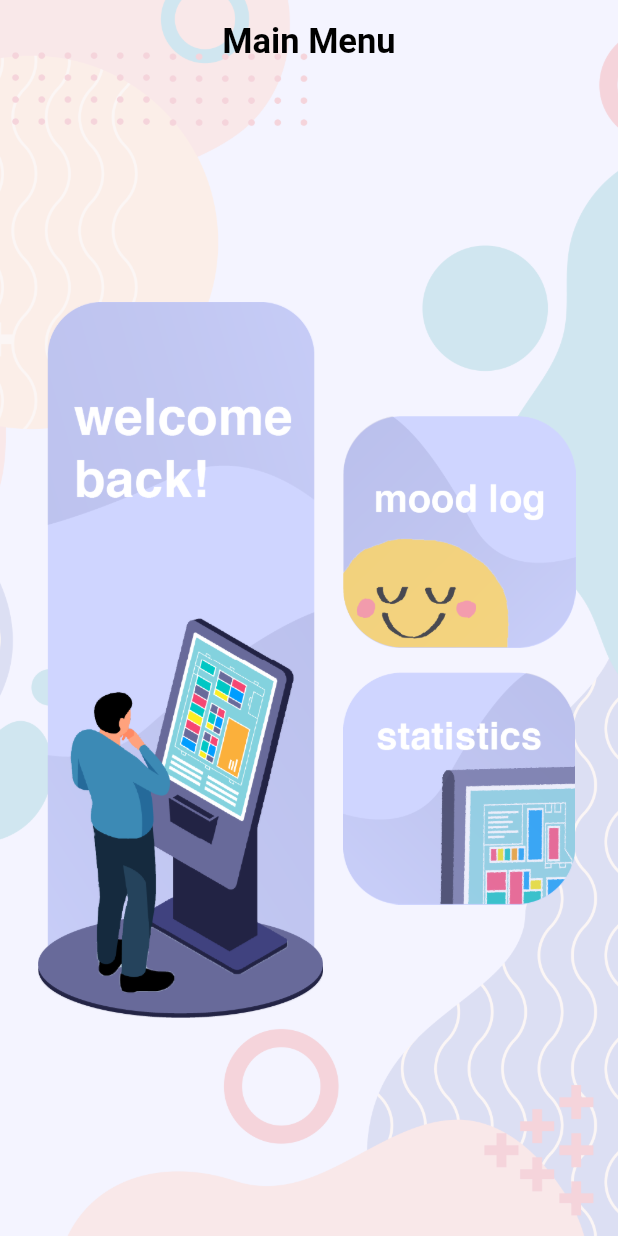
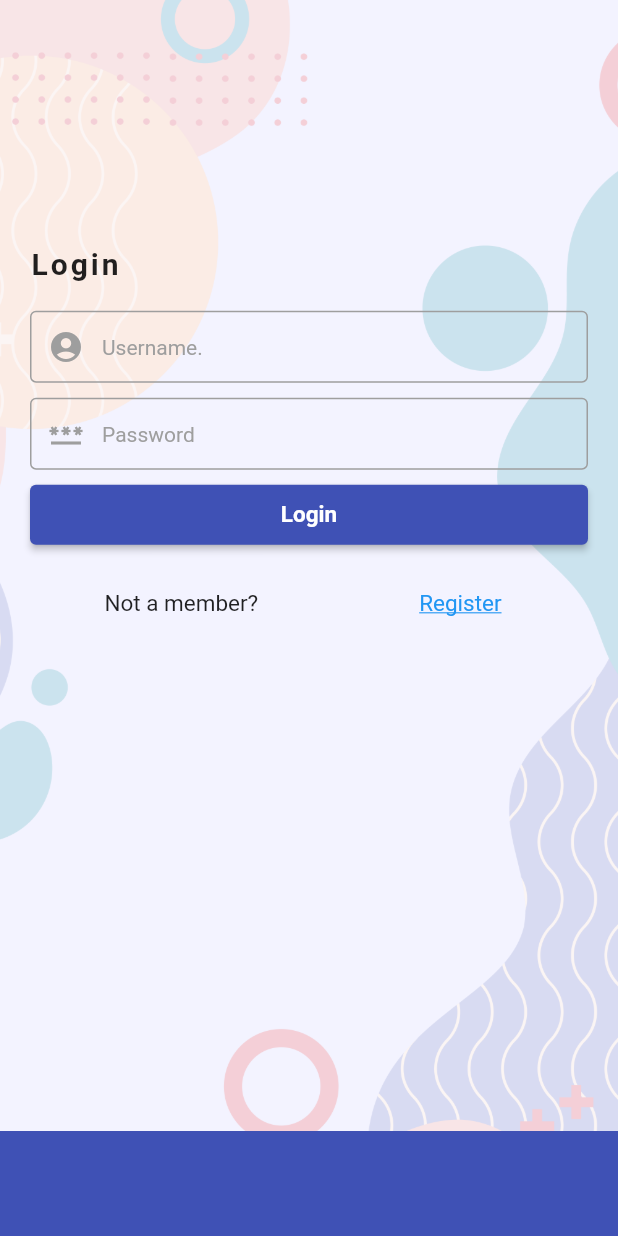
Before and after one commit to Amirularif/HealthApp, a Flutter app: the screen it shows after launch, on a phone screen of 412 x 824 dp. Run offline on Flutter 3.47's test engine with Material 2 defaults, Android fonts, the phone set to English and light mode, and no system bars; our stand-ins replace syncfusion_flutter_charts, table_calendar.

Commit message:
Health App

```diff
--- /dev/null
+++ b/lib/Dashboard.dart
@@ -0,0 +1,75 @@
+import 'package:flutter/cupertino.dart';
+import 'package:healthapp/calendar.dart';
+import 'package:flutter/material.dart';
+import 'package:healthapp/graph.dart';
+import 'package:healthapp/profile.dart';
+
+class DashboardPage extends StatelessWidget{
+  const DashboardPage({Key? key}) : super(key: key);
+
+  @override
+  Widget build(BuildContext context) {
+    return Container(
+      decoration: const BoxDecoration(
+        image: DecorationImage(
+          image: AssetImage('assets/bg.png'),
+          fit: BoxFit.cover,
+        ),
+      ),
+      child : Scaffold(
+        appBar: AppBar(
+          backgroundColor: Colors.transparent,
+          elevation: 0,
+          title: const Text('Main Menu'),
+          titleTextStyle: TextStyle(
+              color: Colors.black,
+              fontSize: 23.0,
+              fontWeight: FontWeight.bold),
+          centerTitle: true,
+        ),
+        body: Padding(
+          padding: const EdgeInsets.all(20),
+          child: Row(
+            mainAxisAlignment: MainAxisAlignment.spaceEvenly,
+            children: [
+              IconButton(icon :Image.asset('assets/with welcome.png'),
+                padding: EdgeInsets.all(5),
+                constraints: BoxConstraints.expand(width: 200, height: 600),
+                onPressed: (){
+                  Navigator.push(
+                    context,
+                    MaterialPageRoute(builder: (context) => profilePage()),
+                  );
+                },
+              ),
+              Column(
+                mainAxisAlignment: MainAxisAlignment.center,
+                crossAxisAlignment: CrossAxisAlignment.end,
+                children: [
+                  IconButton(icon: Image.asset('assets/top widget.png'),
+                    iconSize: 155,
+                    onPressed: (){
+                      Navigator.push(
+                        context,
+                        MaterialPageRoute(builder: (context) => Calendar()),
+                      );
+                    },
+                  ),
+                  IconButton(icon: Image.asset('assets/bottom widget.png'),
+                    iconSize: 155,
+                    onPressed: (){
+                      Navigator.push(
+                        context,
+                        MaterialPageRoute(builder: (context) => graphPage()),
+                      );
+                    },
+                  ),
+                ],
+              ),
+            ],
+          ),
+        ),
+      ),
+    );
+  }
+}
--- /dev/null
+++ b/lib/Login.dart
@@ -0,0 +1,201 @@
+import 'package:flutter/material.dart';
+
+class LoginPage extends StatefulWidget {
+  const LoginPage({Key? key}) : super(key: key);
+
+  @override
+  State<LoginPage> createState() => _LoginPageState();
+}
+
+class _LoginPageState extends State<LoginPage> {
+  String userId = '';
+  String userPassword = '';
+  final _formKey = GlobalKey<FormState>();
+
+  void _tryValidation(BuildContext context) {
+    final isValid = _formKey.currentState!.validate();
+    if (isValid) {
+      _formKey.currentState!.save();
+    }
+    if (userId == 'test' && userPassword == 'test') {
+      Navigator.pushNamed(context, '/dashboard');
+    }
+  }
+
+  @override
+  Widget build(BuildContext context) {
+    return GestureDetector(
+      onTap: () {
+        FocusScope.of(context).unfocus();
+      },
+      child: Scaffold(
+        resizeToAvoidBottomInset: false, // make sure no overflow when keyboard appears
+        body: Stack(children: [
+          Positioned(
+            top: 0,
+            child: Container(
+              decoration: const BoxDecoration(
+                image: DecorationImage(
+                image: AssetImage('assets/bg.png'),
+                fit: BoxFit.cover,
+                ),
+              ),
+              padding: EdgeInsets.all(20.0),
+              margin: EdgeInsets.symmetric(horizontal: 0.0),
+              height: MediaQuery.of(context).size.height,
+              width: MediaQuery.of(context).size.width,
+              child: SingleChildScrollView(
+                //padding: EdgeInsets.only(top: MediaQuery.of(context).size.height / 2 - 230),
+                child: Center(
+                  heightFactor: 2.1,
+                  child: Column(
+                    crossAxisAlignment: CrossAxisAlignment.start,
+                    children: [
+                      Text(
+                        'Login',
+                        style: TextStyle(
+                          fontSize: 20.0,
+                          fontWeight: FontWeight.bold,
+                          letterSpacing: 2.0,
+                        ),
+                      ),
+                      Container(
+                        margin: EdgeInsets.only(top: 20),
+                        child: Form(
+                          key: _formKey,
+                          child: Column(
+                            children: [
+                              TextFormField(
+                                key: ValueKey(1),
+                                validator: (value) {
+                                  if (value!.isEmpty || value.length < 4) {
+                                    return 'Input your Username';
+                                  }
+                                  return null;
+                                },
+                                onSaved: (value) {
+                                  userId = value!;
+                                },
+                                onChanged: (value) {
+                                  userId = value;
+                                },
+                                decoration: InputDecoration(
+                                  prefixIcon: Icon(
+                                    Icons.account_circle,
+                                    color: Colors.grey,
+                                  ),
+                                  enabledBorder: OutlineInputBorder(
+                                    borderSide: BorderSide(
+                                      color: Colors.grey,
+                                    ),
+                                  ),
+                                  hintText: 'Username.',
+                                  hintStyle:
+                                  TextStyle(fontSize: 14, color: Colors.grey),
+                                  contentPadding: EdgeInsets.all(10.0),
+                                ),
+                              ),
+                              SizedBox(
+                                height: 10,
+                              ),
+                              TextFormField(
+                                obscureText: true,
+                                key: ValueKey(2),
+                                validator: (value) {
+                                  if (value!.isEmpty || value.length < 4) {
+                                    return 'Input your password';
+                                  }
+                                  return null;
+                                },
+                                onSaved: (value) {
+                                  userPassword = value!;
+                                },
+                                onChanged: (value) {
+                                  userPassword = value;
+                                },
+                                decoration: InputDecoration(
+                                  prefixIcon: Icon(
+                                    Icons.password,
+                                    color: Colors.grey,
+                                  ),
+                                  enabledBorder: OutlineInputBorder(
+                                    borderSide: BorderSide(
+                                      color: Colors.grey,
+                                    ),
+                                  ),
+                                  hintText: 'Password',
+                                  hintStyle:
+                                  TextStyle(fontSize: 14, color: Colors.grey),
+                                  contentPadding: EdgeInsets.all(10.0),
+                                ),
+                              ),
+                            ],
+                          ),
+                        ),
+                      ),
+                      SizedBox(
+                        height: 10,
+                      ),
+                      SizedBox(
+                        width: MediaQuery.of(context).size.width - 40,
+                        height: 40,
+                        child: ElevatedButton(
+                          onPressed: () {
+                            _tryValidation(context);
+                          },
+                          style: ElevatedButton.styleFrom(
+                            primary: Colors.indigo, // Background color
+                          ),
+                          child: Text(
+                            'Login',
+                            style: TextStyle(
+                                fontSize: 15.0,
+                                color: Colors.white,
+                                fontWeight: FontWeight.bold),
+                          ),
+                        ),
+                      ),
+                      SizedBox(
+                        height: 15,
+                      ),
+                      Row(
+                        mainAxisAlignment: MainAxisAlignment.spaceAround,
+                        children: [
+                          Text(
+                            'Not a member?',
+                            style: TextStyle(fontSize: 15),
+                          ),
+                          TextButton(
+                            style: TextButton.styleFrom(
+                              textStyle: TextStyle(
+                                  fontSize: 15,
+                                  decoration: TextDecoration.underline),
+                            ),
+                            onPressed: () {
+                              Navigator.pushNamed(context, '/register');
+                            },
+                            child: Text('Register'),
+                          ),
+                        ],
+                      )
+                    ],
+                  ),
+                ),
+              ),
+            ),
+          ),
+          Positioned(
+            bottom: 0,
+            child: Container(
+              width: MediaQuery.of(context).size.width,
+              height: 70,
+              decoration: BoxDecoration(
+                color: Colors.indigo,
+              ),
+            ),
+          ),
+        ]),
+      ),
+    );
+  }
+}
--- a/lib/main.dart
+++ b/lib/main.dart
@@ -1,4 +1,6 @@
 import 'package:flutter/cupertino.dart';
+import 'package:healthapp/Dashboard.dart';
+import 'package:healthapp/Login.dart';
 import 'package:healthapp/calendar.dart';
 import 'package:flutter/material.dart';
 import 'package:healthapp/graph.dart';
@@ -14,81 +16,15 @@ class MyApp extends StatelessWidget {
   Widget build(BuildContext context) {
     return MaterialApp(
       debugShowCheckedModeBanner: false,
+      initialRoute: '/',
+      routes: {
+        '/' :(context) => LoginPage(),
+        '/dashboard' :(context) =>DashboardPage(),
+      },
       theme: ThemeData(
         primaryColor: Colors.white10,
       scaffoldBackgroundColor: Colors.white10),
       title: "Mood Diary",
-      home: MainPage(),
     );
   }
 }
-
-class MainPage extends StatelessWidget{
-  const MainPage({Key? key}) : super(key: key);
-
-  @override
-  Widget build(BuildContext context) {
-    return Container(
-        decoration: const BoxDecoration(
-          image: DecorationImage(
-            image: AssetImage('assets/bg.png'),
-            fit: BoxFit.cover,
-          ),
-        ),
-      child : Scaffold(
-          appBar: AppBar(
-            backgroundColor: Colors.transparent,
-            elevation: 0,
-            title: const Text('Main Menu'),
-              titleTextStyle: TextStyle(
-              color: Colors.black,
-              fontSize: 23.0,
-              fontWeight: FontWeight.bold),
-              centerTitle: true,
-          ),
-        body: Padding(
-          padding: const EdgeInsets.all(20),
-          child: Row(
-            mainAxisAlignment: MainAxisAlignment.spaceEvenly,
-            children: [
-              IconButton(icon :Image.asset('assets/with welcome.png'),
-                padding: EdgeInsets.all(5),
-                constraints: BoxConstraints.expand(width: 200, height: 600),
-                onPressed: (){
-                  Navigator.push(
-                    context,
-                    MaterialPageRoute(builder: (context) => profilePage()),
-                  );
-                },
-              ),
-                  Column(
-                    mainAxisAlignment: MainAxisAlignment.center,
-                    crossAxisAlignment: CrossAxisAlignment.end,
-                    children: [
-                        IconButton(icon: Image.asset('assets/top widget.png'),
-                          iconSize: 155,
-                          onPressed: (){
-                            Navigator.push(
-                              context,
-                              MaterialPageRoute(builder: (context) => Calendar()),
-                            );
-                          },
-                        ),
-                        IconButton(icon: Image.asset('assets/bottom widget.png'),
-                          iconSize: 155,
-                          onPressed: (){
-                            Navigator.push(
-                              context,
-                              MaterialPageRoute(builder: (context) => graphPage()),
-                            );
-                          },
-                        ),
-                      ],
-                    ),
-                  ],
-                ),
-              ),
-          ),
-        );
-      }
-  }
```
